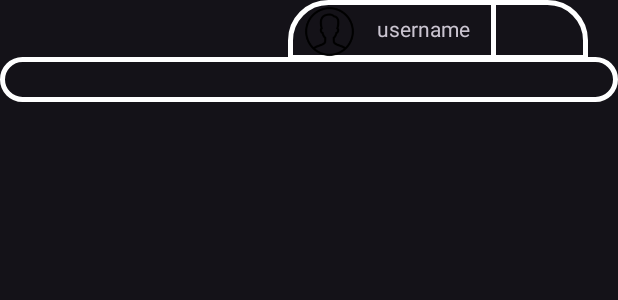
After one commit to BakcsiTamas0/BudgetBuddy, an Android app: the layout custom_user_message_frame.xml on its own in the app's theme, with its tools: preview values and no code run, on a phone screen of 412 x 824 dp. The commit adds this screen. Shown: the top 300 px of the screen. Run offline under Robolectric (Android 15) with nearby library versions, the phone set to English and light mode, and no system bars; Roboto replaces fonts that are not available here.

Commit message:
added design for chatting with the budgetbuddyAI, need to add the user messages too for better UX

```diff
--- /dev/null
+++ b/app/src/main/res/drawable/custom_message_frame.xml
@@ -0,0 +1,12 @@
+<?xml version="1.0" encoding="utf-8"?>
+<shape xmlns:android="http://schemas.android.com/apk/res/android"
+    android:shape="rectangle">
+    <stroke
+        android:width="3sp"
+        android:color="@color/white"/>
+    <corners
+        android:topLeftRadius="25sp"
+        android:topRightRadius="25sp"
+        android:bottomLeftRadius="0sp"
+        android:bottomRightRadius="0sp"/>
+</shape>
--- /dev/null
+++ b/app/src/main/res/layout/custom_user_message_frame.xml
@@ -0,0 +1,66 @@
+<?xml version="1.0" encoding="utf-8"?>
+<FrameLayout xmlns:android="http://schemas.android.com/apk/res/android"
+    android:layout_width="match_parent"
+    android:layout_height="match_parent">
+
+    <RelativeLayout
+        android:layout_width="200dp"
+        android:layout_height="40dp"
+        android:layout_marginEnd="20dp"
+        android:layout_gravity="end"
+        android:background="@drawable/custom_message_frame">
+
+        <ImageView
+            android:id="@+id/chat_user_picture"
+            android:layout_width="35dp"
+            android:layout_height="35dp"
+            android:layout_marginStart="10dp"
+            android:layout_marginTop="3dp"
+            android:src="@drawable/user_icon"/>
+
+        <TextView
+            android:id="@+id/chat_username"
+            android:layout_width="90dp"
+            android:layout_height="35dp"
+            android:layout_marginTop="9dp"
+            android:layout_marginBottom="10dp"
+            android:text="username"
+            android:textAlignment="center"
+            android:layout_toEndOf="@+id/chat_user_picture"/>
+
+        <View
+            android:id="@+id/separator"
+            android:layout_width="3dp"
+            android:layout_height="45dp"
+            android:layout_toEndOf="@id/chat_username"
+            android:background="@color/white">
+        </View>
+
+        <TextView
+            android:id="@+id/user_message_text_view"
+            android:layout_width="50dp"
+            android:layout_height="35dp"
+            android:layout_marginTop="9dp"
+            android:layout_marginBottom="10dp"
+            android:textAlignment="center"
+            android:layout_toEndOf="@id/separator"/>
+
+    </RelativeLayout>
+
+    <RelativeLayout
+        android:layout_width="match_parent"
+        android:layout_height="wrap_content"
+        android:layout_marginTop="38dp"
+        android:background="@drawable/custom_edit_test_background">
+
+        <TextView
+            android:layout_width="match_parent"
+            android:layout_height="wrap_content"
+            android:layout_marginStart="20dp"
+            android:layout_marginEnd="20dp"
+            android:layout_marginTop="5dp"
+            android:layout_marginBottom="5dp"/>
+
+    </RelativeLayout>
+
+</FrameLayout>
```
Also changed, not shown: app/src/main/java/com/example/budgetbuddy/Handlers/ChatBotMessageHandler/HandleChatBotMessages.kt (+13 -0 lines), app/src/main/java/com/example/budgetbuddy/MainActivity.kt (+28 -2 lines), app/src/main/res/layout/custom_chatbot_message_frame.xml (added, +66 -0 lines), app/src/main/res/layout/statistics_and_chat_layout.xml (+5 -4 lines).
